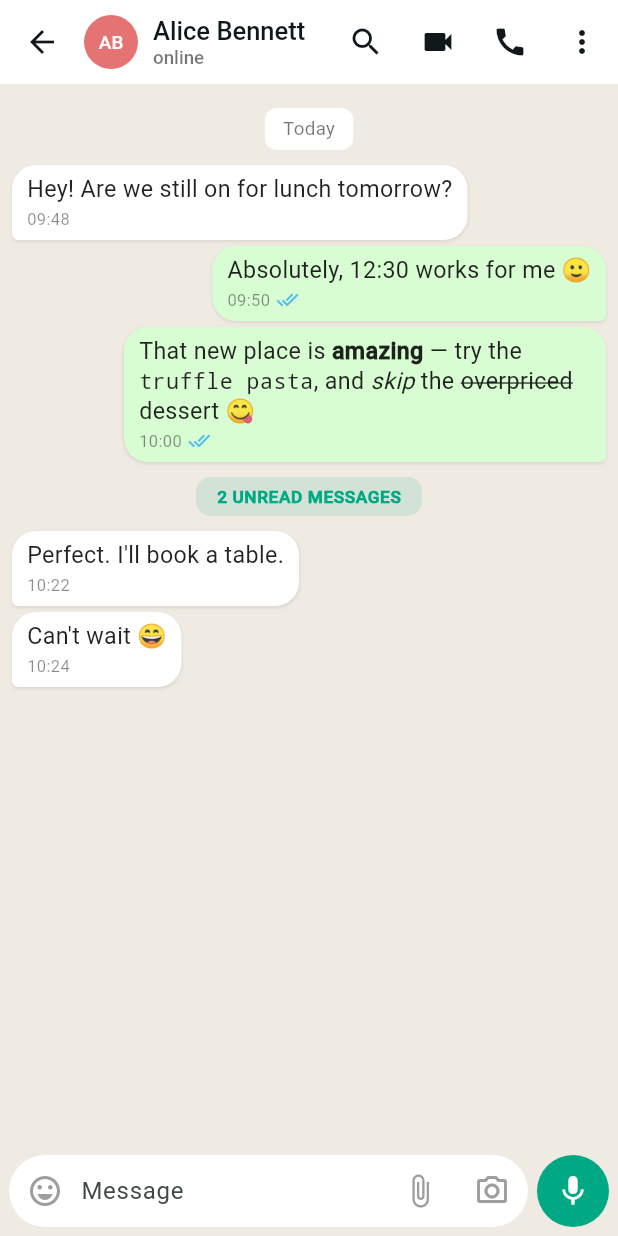
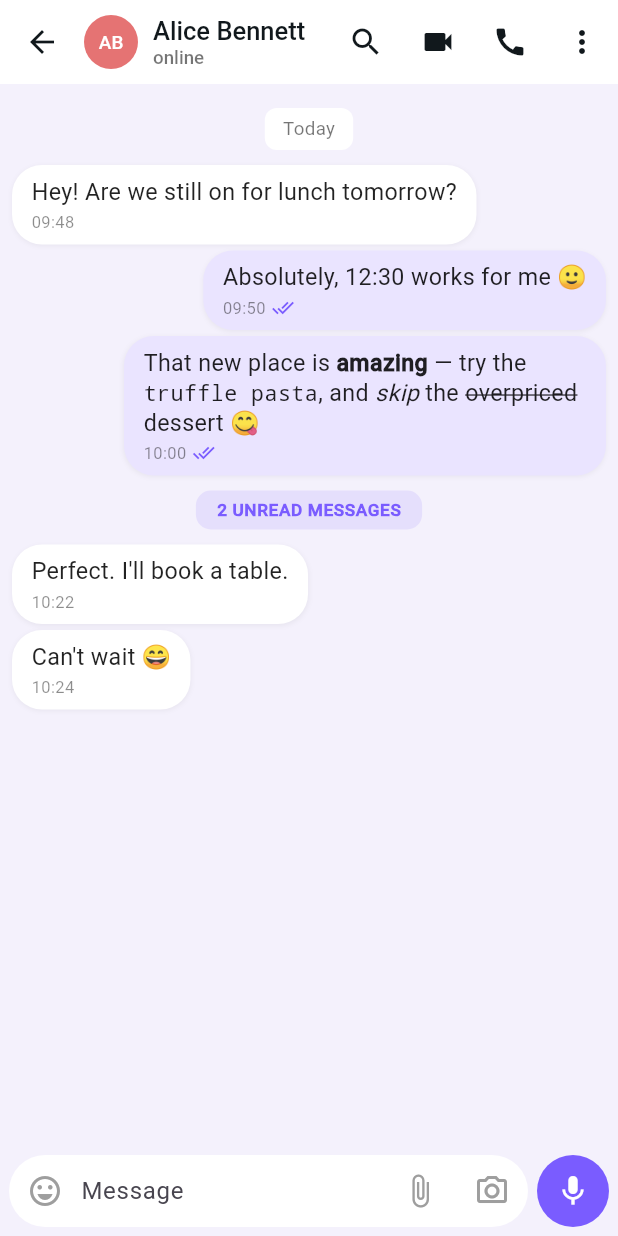
Before and after one commit to kingimann/OkayMessaging, a Flutter app: the ChatScreen screen opened directly with sample values from the repository, on a phone screen of 412 x 824 dp. Run offline on Flutter 3.47's test engine with Material 3 defaults, Android fonts, the phone set to English and light mode, and no system bars; our stand-ins replace shared_preferences, supabase_flutter; accounts and stored records are empty.

Commit message:
Redesign: distinct violet/indigo identity (away from WhatsApp)
Reskin the app with its own look instead of the WhatsApp green/beige:
- Brand-violet palette (primary #5B3FE0, accent #7A5CFF) applied app-wide
  via AppColors; violet read ticks, unread badges, FAB, nav, chips.
- Soft-lavender chat background instead of the WhatsApp beige.
- Message bubbles are now fully rounded and tailless (20px all corners)
  with a lighter shadow, for a modern pill look.
Verified via screenshots (chat list + conversation).

```diff
--- a/lib/theme/app_theme.dart
+++ b/lib/theme/app_theme.dart
@@ -1,33 +1,34 @@
 import 'package:flutter/material.dart';
 
-/// Central palette and [ThemeData], refreshed to match WhatsApp's current
-/// (light-header + bottom-navigation) look.
+/// Central palette and [ThemeData]. A distinct violet/indigo identity — its
+/// own look, not a WhatsApp clone. (Constant names are kept for stability;
+/// they now hold the brand-violet palette rather than greens.)
 class AppColors {
   AppColors._();
 
-  // Modern brand greens.
-  static const Color tealGreen = Color(0xFF008069); // deep brand green
-  static const Color tealGreenDark = Color(0xFF00A884); // accent green
-  static const Color lightGreen = Color(0xFF25D366);
-  static const Color accent = Color(0xFF00A884);
+  // Brand violet/indigo.
+  static const Color tealGreen = Color(0xFF5B3FE0); // deep brand violet
+  static const Color tealGreenDark = Color(0xFF7A5CFF); // accent violet
+  static const Color lightGreen = Color(0xFF9B87FF); // light accent
+  static const Color accent = Color(0xFF7A5CFF);
 
   // Chat bubbles.
-  static const Color outgoingBubbleLight = Color(0xFFD9FDD3);
+  static const Color outgoingBubbleLight = Color(0xFFEAE4FF); // soft violet
   static const Color incomingBubbleLight = Color(0xFFFFFFFF);
-  static const Color outgoingBubbleDark = Color(0xFF005C4B);
-  static const Color incomingBubbleDark = Color(0xFF202C33);
+  static const Color outgoingBubbleDark = Color(0xFF4A3AA8);
+  static const Color incomingBubbleDark = Color(0xFF262636);
 
   // Chat backgrounds.
-  static const Color chatBgLight = Color(0xFFEFEAE2);
-  static const Color chatBgDark = Color(0xFF0B141A);
+  static const Color chatBgLight = Color(0xFFF4F1FC); // soft lavender
+  static const Color chatBgDark = Color(0xFF141322);
 
   // Surfaces.
   static const Color lightSurface = Color(0xFFFFFFFF);
-  static const Color lightBar = Color(0xFFF7F8FA);
-  static const Color darkSurface = Color(0xFF111B21);
-  static const Color darkAppBar = Color(0xFF1F2C34);
+  static const Color lightBar = Color(0xFFF6F4FD);
+  static const Color darkSurface = Color(0xFF15131F);
+  static const Color darkAppBar = Color(0xFF1E1B2E);
 
-  static const Color readTick = Color(0xFF53BDEB);
+  static const Color readTick = Color(0xFF7A5CFF); // violet read ticks
 }
 
 class AppTheme {
--- a/lib/widgets/message_bubble.dart
+++ b/lib/widgets/message_bubble.dart
@@ -84,19 +84,14 @@ class MessageBubble extends StatelessWidget {
             clipBehavior: Clip.none,
             children: [
               Container(
-                padding: const EdgeInsets.fromLTRB(10, 6, 10, 6),
+                padding: const EdgeInsets.fromLTRB(13, 8, 13, 7),
                 decoration: BoxDecoration(
                   color: bubbleColor,
-                  borderRadius: BorderRadius.only(
-                    topLeft: const Radius.circular(16),
-                    topRight: const Radius.circular(16),
-                    bottomLeft: Radius.circular(isMe ? 16 : 4),
-                    bottomRight: Radius.circular(isMe ? 4 : 16),
-                  ),
+                  borderRadius: const BorderRadius.all(Radius.circular(20)),
                   boxShadow: [
                     BoxShadow(
-                      color: Colors.black.withValues(alpha: 0.08),
-                      blurRadius: 1,
+                      color: Colors.black.withValues(alpha: 0.05),
+                      blurRadius: 2,
                       offset: const Offset(0, 1),
                     ),
                   ],
```
